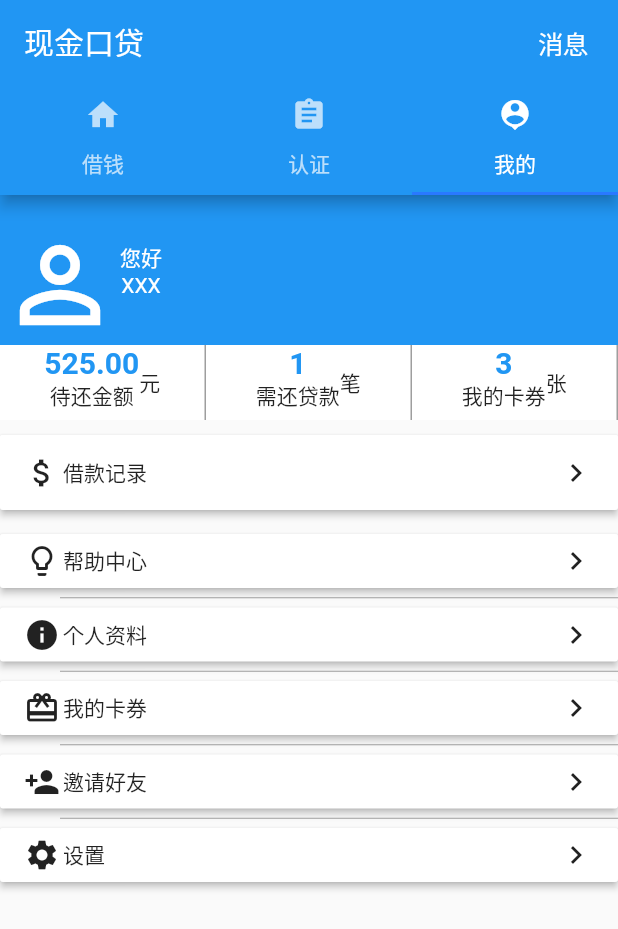
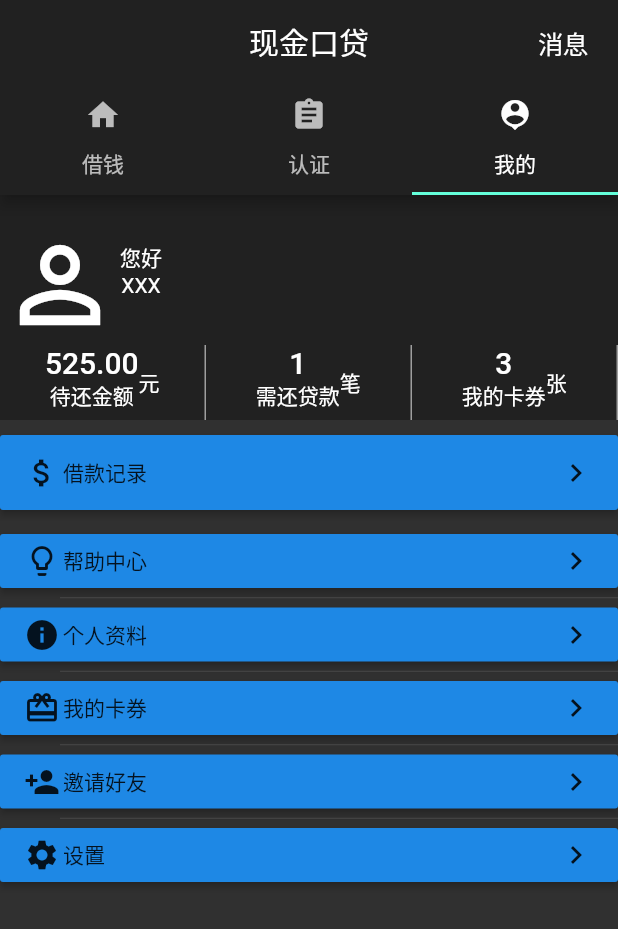
Before and after one commit to partnercloudsupport/release_app, a Flutter app: the screen it shows after launch, tab 3 chosen, on a phone screen of 412 x 824 dp. Shown: the top 929 px of the screen. Run offline on Flutter 3.47's test engine with Material 2 defaults, Android fonts, the phone set to English and light mode, and no system bars.

Commit message:
优化风格处理，避免写死

```diff
--- a/lib/src/bin/MessageBin.dart
+++ b/lib/src/bin/MessageBin.dart
@@ -31,12 +31,12 @@ class MessageBin extends StatelessWidget {
             child: new Column(
               children: [
                 new Container(
-                  color: Colors.grey,
+                  color: Theme.of(context).highlightColor,
                   height: 35.0,
                   padding: const EdgeInsets.only(left: 10.0),
                   alignment: FractionalOffset.centerLeft,
                   child: new Text(title,
-                      style: const TextStyle(color: Colors.white)),
+                      style: Theme.of(context).primaryTextTheme.subhead),
                 ),
                 new Container(
                   height: 85.0,
@@ -51,7 +51,7 @@ class MessageBin extends StatelessWidget {
                   height: 30.0,
                   child: new Row(
                     children: <Widget>[
-                      new Icon(Icons.access_time),
+                      new Icon(Icons.access_time,color: IconTheme.of(context).color),
                       new Text(time),
                     ],
                   ),
--- a/lib/src/components/Home.dart
+++ b/lib/src/components/Home.dart
@@ -14,7 +14,6 @@ class Home extends StatefulWidget {
 }
 
 class _HomeState extends State<Home> with SingleTickerProviderStateMixin {
-
   final List<Widget> _tabs = [
     new Tab(text: '借钱', icon: const Icon(Icons.home, size: 24.0)),
     new Tab(text: '认证', icon: const Icon(Icons.assignment, size: 24.0)),
@@ -22,7 +21,7 @@ class _HomeState extends State<Home> with SingleTickerProviderStateMixin {
   ];
 
   final List<Widget> _tabviews = <Widget>[
-    new Borrow(title: '我要借钱'),
+    new BorrowHome(title: '我要借钱'),
     new Approve(),
     new UserCenter(),
   ];
@@ -30,7 +29,6 @@ class _HomeState extends State<Home> with SingleTickerProviderStateMixin {
   TabController _tabController;
 
   var _drawer = new Drawer();
-
 
   @override
   void initState() {
@@ -41,21 +39,19 @@ class _HomeState extends State<Home> with SingleTickerProviderStateMixin {
     );
   }
 
-
   @override
   void dispose() {
     _tabController.dispose();
     super.dispose();
   }
 
-
   @override
   Widget build(BuildContext context) {
-
     return new Scaffold(
 //      drawer: _drawer,
       appBar: new AppBar(
         title: new Text(widget.title),
+        centerTitle: true,
         bottom: new TabBar(
           tabs: _tabs,
 //          indicatorColor: Colors.white,
@@ -66,7 +62,7 @@ class _HomeState extends State<Home> with SingleTickerProviderStateMixin {
         actions: [
           new CupertinoButton(
             child: new Text('消息', style: const TextStyle(color: Colors.white)),
-            onPressed: (){
+            onPressed: () {
               Navigator.of(context).pushNamed('/message');
             },
           ),
@@ -91,8 +87,6 @@ class _HomeState extends State<Home> with SingleTickerProviderStateMixin {
 ////              labelColor: Colors.white,
 //            ),
 //          ),
-
-
         ],
       ),
 //      body: new Column(
@@ -108,7 +102,6 @@ class _HomeState extends State<Home> with SingleTickerProviderStateMixin {
 //          ),
 //        ],
 //      ),
-
     );
   }
 }
--- a/lib/src/components/MyApp.dart
+++ b/lib/src/components/MyApp.dart
@@ -17,10 +17,12 @@ class MyApp extends StatelessWidget {
     primaryColorBrightness: Brightness.light,
   );
 
-  final ThemeData defaultThme = new ThemeData(
-    primarySwatch: Colors.blue,
-    accentColor: Colors.blueAccent[400],
-  );
+//  final ThemeData defaultThme = new ThemeData(
+//    primarySwatch: Colors.orange,
+////    accentColor: Colors.blueAccent[400],
+//  );
+  final ThemeData defaultThme = new ThemeData.dark();
+
 
   // This widget is the root of your application.
   @override
@@ -46,7 +48,7 @@ class MyApp extends StatelessWidget {
       routes: <String, WidgetBuilder>{
         '/a': (BuildContext context) => new MyHomePage(title: '我要借钱'),
         '/b': (BuildContext context) => new Home(title: '口贷'),
-        '/c': (BuildContext context) => new Borrow(title: '我要借钱'),
+        '/c': (BuildContext context) => new BorrowHome(title: '我要借钱'),
         '/message': (BuildContext context) => new Message(),
       },
     );
--- a/lib/src/components/singlePage/Message.dart
+++ b/lib/src/components/singlePage/Message.dart
@@ -74,7 +74,7 @@ class _MessageState extends State<Message> with TickerProviderStateMixin {
 //                File imageFile = await ImagePicker.pickImage();
               },
               child: new Container(
-                color: Colors.grey[200],
+                color: Theme.of(context).splashColor,
                 height: 40.0,
                 alignment: FractionalOffset.center,
                 child: new Text('有疑问？请联系客服>'),
--- a/lib/src/components/singlePage/UserCenter.dart
+++ b/lib/src/components/singlePage/UserCenter.dart
@@ -16,7 +16,7 @@ class _UserCenter extends State<UserCenter> {
       return new Container(
 //          height: 45.0,
           child: new RaisedButton(
-        color: Colors.white,
+//        color: Colors.white,
         colorBrightness: Brightness.light,
         onPressed: () {},
         child: new Row(
@@ -52,12 +52,16 @@ class _UserCenter extends State<UserCenter> {
                   mainAxisAlignment: MainAxisAlignment.start,
                   crossAxisAlignment: CrossAxisAlignment.end,
                   children: <Widget>[
-                    new Icon(Icons.person_outline, size: 80.0, color: Colors.white),
+                    new Icon(Icons.person_outline, size: 80.0),
                     new Column(
                       mainAxisAlignment: MainAxisAlignment.center,
                       children: [
-                        new Text('您好', style: const TextStyle(color: Colors.white)),
-                        new Text('XXX', style: const TextStyle(color: Colors.white)),
+                        new Text(
+                          '您好',
+                        ),
+                        new Text(
+                          'XXX',
+                        ),
                       ],
                     ),
                   ],
@@ -65,15 +69,17 @@ class _UserCenter extends State<UserCenter> {
               ),
               new Container(
                 height: 50.0,
-                color: Colors.white,
+//                color: Colors.white,
                 child: new Row(
                   mainAxisAlignment: MainAxisAlignment.spaceEvenly,
                   children: <Widget>[
                     new Flexible(
-                      child:new Container(
+                      child: new Container(
                         alignment: FractionalOffset.center,
                         decoration: new BoxDecoration(
-                          border: new Border(right: const BorderSide(color: Colors.grey,width: 1.0)),
+                          border: new Border(
+                              right: const BorderSide(
+                                  color: Colors.grey, width: 1.0)),
                         ),
                         child: new Row(
                           mainAxisAlignment: MainAxisAlignment.center,
@@ -81,7 +87,11 @@ class _UserCenter extends State<UserCenter> {
                           children: <Widget>[
                             new Column(
                               children: [
-                                new Text('525.00', style: const TextStyle(color: Colors.blue, fontWeight: FontWeight.bold, fontSize: 20.0)),
+                                new Text('525.00',
+                                    style: Theme
+                                        .of(context)
+                                        .primaryTextTheme
+                                        .title),
                                 new Text('待还金额'),
                               ],
                             ),
@@ -90,12 +100,13 @@ class _UserCenter extends State<UserCenter> {
                         ),
                       ),
                     ),
-
                     new Flexible(
-                      child:new Container(
+                      child: new Container(
                         alignment: FractionalOffset.center,
                         decoration: new BoxDecoration(
-                          border: new Border(right: const BorderSide(color: Colors.grey,width: 1.0)),
+                          border: new Border(
+                              right: const BorderSide(
+                                  color: Colors.grey, width: 1.0)),
                         ),
                         child: new Row(
                           mainAxisAlignment: MainAxisAlignment.center,
@@ -103,7 +114,11 @@ class _UserCenter extends State<UserCenter> {
                           children: <Widget>[
                             new Column(
                               children: [
-                                new Text('1', style: const TextStyle(color: Colors.blue, fontWeight: FontWeight.bold, fontSize: 20.0)),
+                                new Text('1',
+                                    style: Theme
+                                        .of(context)
+                                        .primaryTextTheme
+                                        .title),
                                 new Text('需还贷款'),
                               ],
                             ),
@@ -112,12 +127,13 @@ class _UserCenter extends State<UserCenter> {
                         ),
                       ),
                     ),
-
                     new Flexible(
-                      child:new Container(
+                      child: new Container(
                         alignment: FractionalOffset.center,
                         decoration: new BoxDecoration(
-                          border: new Border(right: const BorderSide(color: Colors.grey,width: 1.0)),
+                          border: new Border(
+                              right: const BorderSide(
+                                  color: Colors.grey, width: 1.0)),
                         ),
                         child: new Row(
                           mainAxisAlignment: MainAxisAlignment.center,
@@ -125,7 +141,11 @@ class _UserCenter extends State<UserCenter> {
                           children: <Widget>[
                             new Column(
                               children: [
-                                new Text('3', style: const TextStyle(color: Colors.blue, fontWeight: FontWeight.bold, fontSize: 20.0)),
+                                new Text('3',
+                                    style: Theme
+                                        .of(context)
+                                        .primaryTextTheme
+                                        .title),
                                 new Text('我的卡券'),
                               ],
                             ),
@@ -143,10 +163,10 @@ class _UserCenter extends State<UserCenter> {
         new Container(
             margin: const EdgeInsets.only(top: 10.0, bottom: 10.0),
             height: 50.0,
-            color: Colors.white,
+//            color: Colors.white,
             child: new Container(
                 child: new RaisedButton(
-              color: Colors.white,
+//              color: Colors.white,
               colorBrightness: Brightness.light,
               onPressed: () {},
               child: new Row(
@@ -172,13 +192,13 @@ class _UserCenter extends State<UserCenter> {
           child: new Column(
             children: [
               _itemLine('帮助中心', Icons.lightbulb_outline),
-              new Divider(height: 1.0, color: Colors.grey, indent: 40.0),
+              new Divider(height: 1.0, indent: 40.0),
               _itemLine('个人资料', Icons.info),
-              new Divider(height: 1.0, color: Colors.grey, indent: 40.0),
+              new Divider(height: 1.0, indent: 40.0),
               _itemLine('我的卡券', Icons.card_giftcard),
-              new Divider(height: 1.0, color: Colors.grey, indent: 40.0),
+              new Divider(height: 1.0, indent: 40.0),
               _itemLine('邀请好友', Icons.person_add),
-              new Divider(height: 1.0, color: Colors.grey, indent: 40.0),
+              new Divider(height: 1.0, indent: 40.0),
               _itemLine('设置', Icons.settings),
             ],
           ),
--- a/lib/src/widget/MessageCard.dart
+++ b/lib/src/widget/MessageCard.dart
@@ -25,9 +25,9 @@ class _MessageCardState extends State<MessageCard>
   ];
 
   final List<Widget> _tabviews = <Widget>[
-    new Borrow(title: '我要借钱'),
-    new Borrow(title: '认证'),
-    new Borrow(title: '我的'),
+    new BorrowHome(title: '我要借钱'),
+    new BorrowHome(title: '认证'),
+    new BorrowHome(title: '我的'),
   ];
 
 
```
Also changed, not shown: lib/src/components/singlePage/Approve.dart (+6 -5 lines), lib/src/components/singlePage/Borrow.dart (+17 -6 lines). Lines whose indentation alone changed are shown as unchanged.
